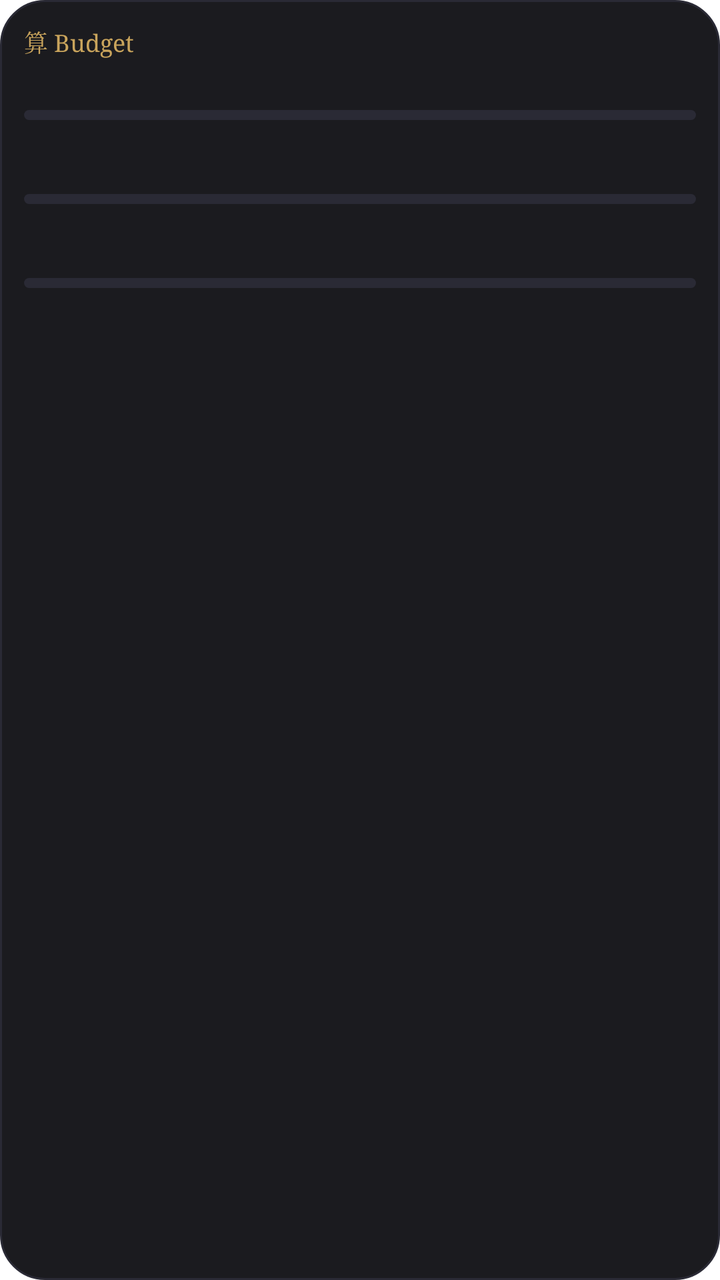
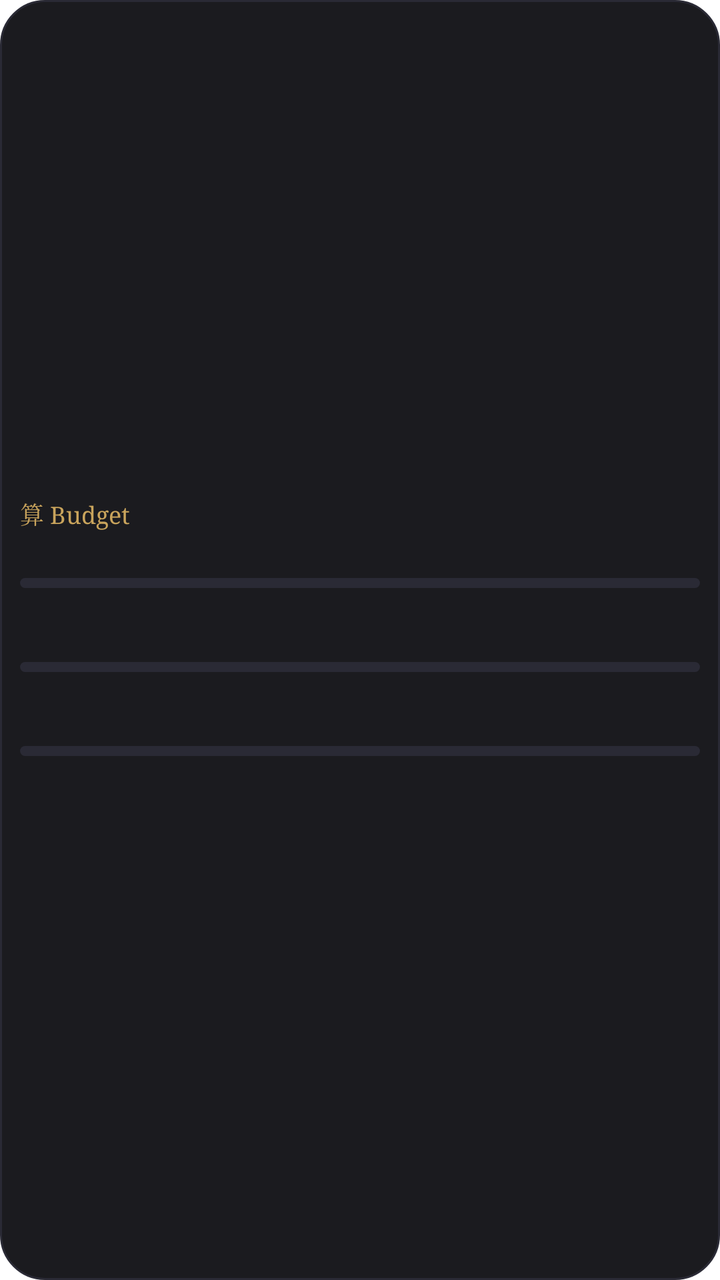

An Android layout rendered at two revisions. The XML below is the earlier revision; the diff shows what the commit changed to produce the second picture.
<!-- AndroidManifest.xml: fallback theme Theme.MaterialComponents.DayNight.NoActionBar -->
<!-- res/layout/widget_budget.xml -->
<?xml version="1.0" encoding="utf-8"?>
<LinearLayout xmlns:android="http://schemas.android.com/apk/res/android"
    android:id="@+id/root"
    android:layout_width="match_parent"
    android:layout_height="match_parent"
    android:background="@drawable/widget_bg"
    android:orientation="vertical"
    android:padding="12dp">

    <TextView
        android:layout_width="wrap_content"
        android:layout_height="wrap_content"
        android:fontFamily="serif"
        android:text="算 Budget"
        android:textColor="#C9A45C"
        android:textSize="12sp" />

    <TextView
        android:id="@+id/empty"
        android:layout_width="match_parent"
        android:layout_height="match_parent"
        android:gravity="center"
        android:text="Belum ada budget"
        android:textColor="#9A948A"
        android:textSize="12sp"
        android:visibility="gone" />

    <LinearLayout android:id="@+id/b_0" android:layout_width="match_parent" android:layout_height="wrap_content" android:layout_marginTop="6dp" android:orientation="vertical">
        <LinearLayout android:layout_width="match_parent" android:layout_height="wrap_content" android:orientation="horizontal">
            <TextView android:id="@+id/b_0_name" android:layout_width="0dp" android:layout_height="wrap_content" android:layout_weight="1" android:ellipsize="end" android:singleLine="true" android:textColor="#EDE6D6" android:textSize="12sp" />
            <TextView android:id="@+id/b_0_pct" android:layout_width="wrap_content" android:layout_height="wrap_content" android:textColor="#C9A45C" android:textSize="12sp" android:textStyle="bold" />
        </LinearLayout>
        <ProgressBar android:id="@+id/b_0_bar" style="?android:attr/progressBarStyleHorizontal" android:layout_width="match_parent" android:layout_height="5dp" android:layout_marginTop="3dp" android:indeterminate="false" android:max="100" android:progressDrawable="@drawable/widget_progress" />
        <TextView android:id="@+id/b_0_left" android:layout_width="wrap_content" android:layout_height="wrap_content" android:textColor="#9A948A" android:textSize="10sp" />
    </LinearLayout>

    <LinearLayout android:id="@+id/b_1" android:layout_width="match_parent" android:layout_height="wrap_content" android:layout_marginTop="4dp" android:orientation="vertical">
        <LinearLayout android:layout_width="match_parent" android:layout_height="wrap_content" android:orientation="horizontal">
            <TextView android:id="@+id/b_1_name" android:layout_width="0dp" android:layout_height="wrap_content" android:layout_weight="1" android:ellipsize="end" android:singleLine="true" android:textColor="#EDE6D6" android:textSize="12sp" />
            <TextView android:id="@+id/b_1_pct" android:layout_width="wrap_content" android:layout_height="wrap_content" android:textColor="#C9A45C" android:textSize="12sp" android:textStyle="bold" />
        </LinearLayout>
        <ProgressBar android:id="@+id/b_1_bar" style="?android:attr/progressBarStyleHorizontal" android:layout_width="match_parent" android:layout_height="5dp" android:layout_marginTop="3dp" android:indeterminate="false" android:max="100" android:progressDrawable="@drawable/widget_progress" />
        <TextView android:id="@+id/b_1_left" android:layout_width="wrap_content" android:layout_height="wrap_content" android:textColor="#9A948A" android:textSize="10sp" />
    </LinearLayout>

    <LinearLayout android:id="@+id/b_2" android:layout_width="match_parent" android:layout_height="wrap_content" android:layout_marginTop="4dp" android:orientation="vertical">
        <LinearLayout android:layout_width="match_parent" android:layout_height="wrap_content" android:orientation="horizontal">
            <TextView android:id="@+id/b_2_name" android:layout_width="0dp" android:layout_height="wrap_content" android:layout_weight="1" android:ellipsize="end" android:singleLine="true" android:textColor="#EDE6D6" android:textSize="12sp" />
            <TextView android:id="@+id/b_2_pct" android:layout_width="wrap_content" android:layout_height="wrap_content" android:textColor="#C9A45C" android:textSize="12sp" android:textStyle="bold" />
        </LinearLayout>
        <ProgressBar android:id="@+id/b_2_bar" style="?android:attr/progressBarStyleHorizontal" android:layout_width="match_parent" android:layout_height="5dp" android:layout_marginTop="3dp" android:indeterminate="false" android:max="100" android:progressDrawable="@drawable/widget_progress" />
        <TextView android:id="@+id/b_2_left" android:layout_width="wrap_content" android:layout_height="wrap_content" android:textColor="#9A948A" android:textSize="10sp" />
    </LinearLayout>
</LinearLayout>
<!-- resources referenced by this layout -->
<resources>
  <!-- drawable widget_bg (drawable) -->
  <?xml version="1.0" encoding="utf-8"?>
  <shape xmlns:android="http://schemas.android.com/apk/res/android" android:shape="rectangle">
      <solid android:color="#F20F0F14" />
      <corners android:radius="22dp" />
      <stroke android:width="1dp" android:color="#2A2A35" />
  </shape>
  <!-- drawable widget_progress (drawable) -->
  <?xml version="1.0" encoding="utf-8"?>
  <layer-list xmlns:android="http://schemas.android.com/apk/res/android">
      <item android:id="@android:id/background">
          <shape android:shape="rectangle">
              <solid android:color="#2A2A35" />
              <corners android:radius="4dp" />
          </shape>
      </item>
      <item android:id="@android:id/progress">
          <clip>
              <shape android:shape="rectangle">
                  <solid android:color="#C9A45C" />
                  <corners android:radius="4dp" />
              </shape>
          </clip>
      </item>
  </layer-list>
</resources>

<!-- the commit's change to res/layout/widget_budget.xml (unified diff, before → after) -->
@@ -4,10 +4,12 @@
     android:layout_width="match_parent"
     android:layout_height="match_parent"
     android:background="@drawable/widget_bg"
+    android:gravity="center_vertical"
     android:orientation="vertical"
-    android:padding="12dp">
+    android:padding="10dp">
 
     <TextView
+        android:id="@+id/header"
         android:layout_width="wrap_content"
         android:layout_height="wrap_content"
         android:fontFamily="serif"
@@ -18,20 +20,20 @@
     <TextView
         android:id="@+id/empty"
         android:layout_width="match_parent"
-        android:layout_height="match_parent"
+        android:layout_height="wrap_content"
         android:gravity="center"
         android:text="Belum ada budget"
         android:textColor="#9A948A"
         android:textSize="12sp"
         android:visibility="gone" />
 
-    <LinearLayout android:id="@+id/b_0" android:layout_width="match_parent" android:layout_height="wrap_content" android:layout_marginTop="6dp" android:orientation="vertical">
+    <LinearLayout android:id="@+id/b_0" android:layout_width="match_parent" android:layout_height="wrap_content" android:layout_marginTop="4dp" android:orientation="vertical">
         <LinearLayout android:layout_width="match_parent" android:layout_height="wrap_content" android:orientation="horizontal">
             <TextView android:id="@+id/b_0_name" android:layout_width="0dp" android:layout_height="wrap_content" android:layout_weight="1" android:ellipsize="end" android:singleLine="true" android:textColor="#EDE6D6" android:textSize="12sp" />
             <TextView android:id="@+id/b_0_pct" android:layout_width="wrap_content" android:layout_height="wrap_content" android:textColor="#C9A45C" android:textSize="12sp" android:textStyle="bold" />
         </LinearLayout>
         <ProgressBar android:id="@+id/b_0_bar" style="?android:attr/progressBarStyleHorizontal" android:layout_width="match_parent" android:layout_height="5dp" android:layout_marginTop="3dp" android:indeterminate="false" android:max="100" android:progressDrawable="@drawable/widget_progress" />
-        <TextView android:id="@+id/b_0_left" android:layout_width="wrap_content" android:layout_height="wrap_content" android:textColor="#9A948A" android:textSize="10sp" />
+        <TextView android:id="@+id/b_0_left" android:layout_width="wrap_content" android:layout_height="wrap_content" android:singleLine="true" android:textColor="#9A948A" android:textSize="10sp" />
     </LinearLayout>
 
     <LinearLayout android:id="@+id/b_1" android:layout_width="match_parent" android:layout_height="wrap_content" android:layout_marginTop="4dp" android:orientation="vertical">
@@ -40,7 +42,7 @@
             <TextView android:id="@+id/b_1_pct" android:layout_width="wrap_content" android:layout_height="wrap_content" android:textColor="#C9A45C" android:textSize="12sp" android:textStyle="bold" />
         </LinearLayout>
         <ProgressBar android:id="@+id/b_1_bar" style="?android:attr/progressBarStyleHorizontal" android:layout_width="match_parent" android:layout_height="5dp" android:layout_marginTop="3dp" android:indeterminate="false" android:max="100" android:progressDrawable="@drawable/widget_progress" />
-        <TextView android:id="@+id/b_1_left" android:layout_width="wrap_content" android:layout_height="wrap_content" android:textColor="#9A948A" android:textSize="10sp" />
+        <TextView android:id="@+id/b_1_left" android:layout_width="wrap_content" android:layout_height="wrap_content" android:singleLine="true" android:textColor="#9A948A" android:textSize="10sp" />
     </LinearLayout>
 
     <LinearLayout android:id="@+id/b_2" android:layout_width="match_parent" android:layout_height="wrap_content" android:layout_marginTop="4dp" android:orientation="vertical">
@@ -49,6 +51,6 @@
             <TextView android:id="@+id/b_2_pct" android:layout_width="wrap_content" android:layout_height="wrap_content" android:textColor="#C9A45C" android:textSize="12sp" android:textStyle="bold" />
         </LinearLayout>
         <ProgressBar android:id="@+id/b_2_bar" style="?android:attr/progressBarStyleHorizontal" android:layout_width="match_parent" android:layout_height="5dp" android:layout_marginTop="3dp" android:indeterminate="false" android:max="100" android:progressDrawable="@drawable/widget_progress" />
-        <TextView android:id="@+id/b_2_left" android:layout_width="wrap_content" android:layout_height="wrap_content" android:textColor="#9A948A" android:textSize="10sp" />
+        <TextView android:id="@+id/b_2_left" android:layout_width="wrap_content" android:layout_height="wrap_content" android:singleLine="true" android:textColor="#9A948A" android:textSize="10sp" />
     </LinearLayout>
 </LinearLayout>
